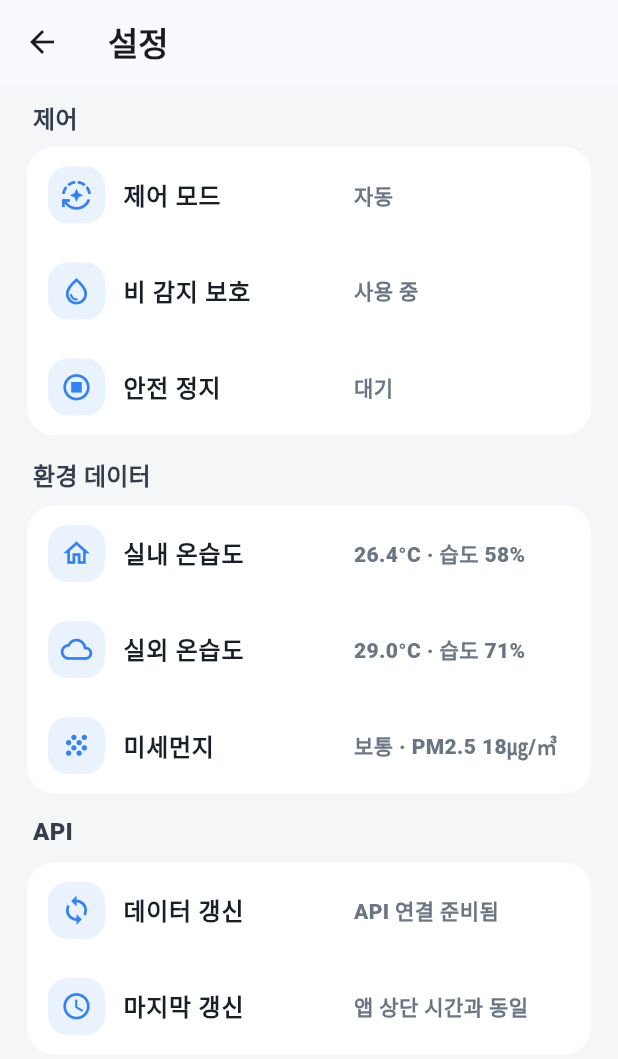
After one commit to nenmen38/2026ESWContest_free_SANGNAMJA, a Flutter app: the screen it shows after launch, after a tap on the "settings" icon, on a phone screen of 412 x 824 dp. The commit adds this screen. Shown: the top 1059 px of the screen. Run offline on Flutter 3.47's test engine with Material 3 defaults, Android fonts, the phone set to English and light mode, and no system bars; our stand-ins replace flutter_blue_plus, permission_handler; missing offline and left inert: esp_provisioning_ble, mqtt_client.

Commit message:
feat: 앱 메인 화면 및 설정 화면 구성

```diff
--- a/software/lib/main.dart
+++ b/software/lib/main.dart
@@ -1,6 +1,8 @@
 import 'dart:math' as math;
 
 import 'package:flutter/material.dart';
+
+import 'screens/settings_page.dart';
 
 void main() {
   runApp(const SmartWindowApp());
@@ -42,6 +44,112 @@ class SmartWindowApp extends StatelessWidget {
   }
 }
 
+class EnvironmentSnapshot {
+  const EnvironmentSnapshot({
+    required this.indoor,
+    required this.outdoor,
+    required this.fineDust,
+    required this.updatedAtLabel,
+  });
+
+  const EnvironmentSnapshot.demo()
+    : indoor = const TemperatureHumidity(
+        temperatureC: 26.4,
+        humidityPercent: 58,
+      ),
+      outdoor = const TemperatureHumidity(
+        temperatureC: 29.0,
+        humidityPercent: 71,
+      ),
+      fineDust = const FineDust(pm25: 18),
+      updatedAtLabel = '오늘 15:20 업데이트';
+
+  final TemperatureHumidity indoor;
+  final TemperatureHumidity outdoor;
+  final FineDust fineDust;
+  final String updatedAtLabel;
+
+  factory EnvironmentSnapshot.fromJson(Map<String, dynamic> json) {
+    final indoorJson = _readMap(json['indoor']);
+    final outdoorJson = _readMap(json['outdoor']);
+    final fineDustJson = _readMap(json['fineDust']);
+
+    return EnvironmentSnapshot(
+      indoor: TemperatureHumidity(
+        temperatureC: _readDouble(indoorJson['temperatureC']),
+        humidityPercent: _readInt(indoorJson['humidityPercent']),
+      ),
+      outdoor: TemperatureHumidity(
+        temperatureC: _readDouble(outdoorJson['temperatureC']),
+        humidityPercent: _readInt(outdoorJson['humidityPercent']),
+      ),
+      fineDust: FineDust(pm25: _readInt(fineDustJson['pm25'])),
+      updatedAtLabel: json['updatedAtLabel'] as String? ?? '방금 업데이트',
+    );
+  }
+
+  static Map<String, dynamic> _readMap(Object? value) {
+    if (value is Map<String, dynamic>) {
+      return value;
+    }
+    return const {};
+  }
+
+  static double _readDouble(Object? value) {
+    if (value is num) {
+      return value.toDouble();
+    }
+    if (value is String) {
+      return double.tryParse(value) ?? 0;
+    }
+    return 0;
+  }
+
+  static int _readInt(Object? value) {
+    if (value is num) {
+      return value.round();
+    }
+    if (value is String) {
+      return int.tryParse(value) ?? 0;
+    }
+    return 0;
+  }
+}
+
+class TemperatureHumidity {
+  const TemperatureHumidity({
+    required this.temperatureC,
+    required this.humidityPercent,
+  });
+
+  final double temperatureC;
+  final int humidityPercent;
+
+  String get temperatureLabel => '${temperatureC.toStringAsFixed(1)}°C';
+  String get humidityLabel => '습도 $humidityPercent%';
+}
+
+class FineDust {
+  const FineDust({required this.pm25});
+
+  final int pm25;
+
+  String get levelLabel {
+    if (pm25 <= 15) {
+      return '좋음';
+    }
+    if (pm25 <= 35) {
+      return '보통';
+    }
+    if (pm25 <= 75) {
+      return '나쁨';
+    }
+    return '매우 나쁨';
+  }
+
+  String get detailLabel => 'PM2.5 $pm25㎍/㎥';
+}
+
 class SmartWindowHome extends StatefulWidget {
   const SmartWindowHome({super.key});
 
@@ -54,6 +162,13 @@ class _SmartWindowHomeState extends State<SmartWindowHome> {
   bool _autoMode = true;
   bool _rainLock = true;
   bool _safetyStop = false;
+  EnvironmentSnapshot _environment = const EnvironmentSnapshot.demo();
+
+  @override
+  void initState() {
+    super.initState();
+    _loadEnvironment();
+  }
 
   bool get _isLocked => _rainLock || _safetyStop;
 
@@ -63,6 +178,22 @@ class _SmartWindowHomeState extends State<SmartWindowHome> {
     }
 
     return 45;
+  }
+
+  Future<void> _loadEnvironment() async {
+    final snapshot = await _fetchEnvironmentSnapshot();
+    if (!mounted) {
+      return;
+    }
+
+    setState(() {
+      _environment = snapshot;
+    });
+  }
+
+  // API 연결 시 이 함수에서 응답을 EnvironmentSnapshot으로 변환하면 됩니다.
+  Future<EnvironmentSnapshot> _fetchEnvironmentSnapshot() {
+    return Future.value(const EnvironmentSnapshot.demo());
   }
 
   void _openWindow() {
@@ -106,6 +237,24 @@ class _SmartWindowHomeState extends State<SmartWindowHome> {
     });
   }
 
+  void _openSettings() {
+    Navigator.of(context).push(
+      MaterialPageRoute<void>(
+        builder: (context) => SettingsPage(
+          controlModeLabel: _autoMode ? '자동' : '수동',
+          rainProtectionLabel: _rainLock ? '사용 중' : '해제',
+          safetyStopLabel: _safetyStop ? '활성' : '대기',
+          indoorEnvironmentLabel:
+              '${_environment.indoor.temperatureLabel} · ${_environment.indoor.humidityLabel}',
+          outdoorEnvironmentLabel:
+              '${_environment.outdoor.temperatureLabel} · ${_environment.outdoor.humidityLabel}',
+          fineDustLabel:
+              '${_environment.fineDust.levelLabel} · ${_environment.fineDust.detailLabel}',
+        ),
+      ),
+    );
+  }
+
   @override
   Widget build(BuildContext context) {
     return Scaffold(
@@ -128,7 +277,9 @@ class _SmartWindowHomeState extends State<SmartWindowHome> {
                         _AppHeader(
                           isLocked: _isLocked,
                           autoMode: _autoMode,
+                          updatedAtLabel: _environment.updatedAtLabel,
                           onAutoTap: _toggleAutoMode,
+                          onSettingsTap: _openSettings,
                         ),
                         const SizedBox(height: 14),
                         Expanded(
@@ -150,6 +301,7 @@ class _SmartWindowHomeState extends State<SmartWindowHome> {
                         Expanded(
                           flex: 28,
                           child: _EnvironmentPanel(
+                            environment: _environment,
                             rainLock: _rainLock,
                             onRainTap: _toggleRainLock,
                           ),
@@ -173,12 +325,16 @@ class _AppHeader extends StatelessWidget {
   const _AppHeader({
     required this.isLocked,
     required this.autoMode,
+    required this.updatedAtLabel,
     required this.onAutoTap,
+    required this.onSettingsTap,
   });
 
   final bool isLocked;
   final bool autoMode;
+  final String updatedAtLabel;
   final VoidCallback onAutoTap;
+  final VoidCallback onSettingsTap;
 
   @override
   Widget build(BuildContext context) {
@@ -199,7 +355,7 @@ class _AppHeader extends StatelessWidget {
               ),
               const SizedBox(height: 2),
               Text(
-                '오늘 15:20 업데이트',
+                updatedAtLabel,
                 style: Theme.of(context).textTheme.bodySmall?.copyWith(
                   color: const Color(0xFF8B95A1),
                   fontWeight: FontWeight.w600,
@@ -220,7 +376,45 @@ class _AppHeader extends StatelessWidget {
           label: isLocked ? '보호' : '정상',
           color: statusColor,
         ),
+        const SizedBox(width: 8),
+        _IconCircleButton(
+          icon: Icons.settings_outlined,
+          onTap: onSettingsTap,
+          tooltip: '설정',
+        ),
       ],
+    );
+  }
+}
+
+class _IconCircleButton extends StatelessWidget {
+  const _IconCircleButton({
+    required this.icon,
+    required this.onTap,
+    required this.tooltip,
+  });
+
+  final IconData icon;
+  final VoidCallback onTap;
+  final String tooltip;
+
+  @override
+  Widget build(BuildContext context) {
+    return Tooltip(
+      message: tooltip,
+      child: InkWell(
+        onTap: onTap,
+        borderRadius: BorderRadius.circular(999),
+        child: Container(
+          width: 38,
+          height: 38,
+          decoration: BoxDecoration(
+            color: Colors.white,
+            borderRadius: BorderRadius.circular(999),
+          ),
+          child: Icon(icon, size: 21, color: const Color(0xFF4E5968)),
+        ),
+      ),
     );
   }
 }
@@ -592,8 +786,13 @@ class _ActionButton extends StatelessWidget {
 }
 
 class _EnvironmentPanel extends StatelessWidget {
-  const _EnvironmentPanel({required this.rainLock, required this.onRainTap});
+  const _EnvironmentPanel({
+    required this.environment,
+    required this.rainLock,
+    required this.onRainTap,
+  });
 
+  final EnvironmentSnapshot environment;
   final bool rainLock;
   final VoidCallback onRainTap;
 
@@ -608,8 +807,8 @@ class _EnvironmentPanel extends StatelessWidget {
                 child: _InfoCard(
                   icon: Icons.home_outlined,
                   title: '실내',
-                  value: '26.4°C',
-                  detail: '습도 58%',
+                  value: environment.indoor.temperatureLabel,
+                  detail: environment.indoor.humidityLabel,
                   color: const Color(0xFF3182F6),
                 ),
               ),
@@ -618,8 +817,10 @@ class _EnvironmentPanel extends StatelessWidget {
                 child: _InfoCard(
                   icon: Icons.cloud_outlined,
                   title: '실외',
-                  value: '29.0°C',
-                  detail: rainLock ? '습도 71% · 비' : '습도 71%',
+                  value: environment.outdoor.temperatureLabel,
+                  detail: rainLock
+                      ? '${environment.outdoor.humidityLabel} · 비'
+                      : environment.outdoor.humidityLabel,
                   color: const Color(0xFFFF8A00),
                   onTap: onRainTap,
                 ),
@@ -645,8 +846,8 @@ class _EnvironmentPanel extends StatelessWidget {
                 child: _InfoCard(
                   icon: Icons.grain,
                   title: '미세먼지',
-                  value: '보통',
-                  detail: 'PM2.5 18㎍/㎥',
+                  value: environment.fineDust.levelLabel,
+                  detail: environment.fineDust.detailLabel,
                   color: const Color(0xFF6B7684),
                 ),
               ),
--- /dev/null
+++ b/software/lib/screens/settings_page.dart
@@ -0,0 +1,191 @@
+import 'package:flutter/material.dart';
+
+class SettingsPage extends StatelessWidget {
+  const SettingsPage({
+    super.key,
+    required this.controlModeLabel,
+    required this.rainProtectionLabel,
+    required this.safetyStopLabel,
+    required this.indoorEnvironmentLabel,
+    required this.outdoorEnvironmentLabel,
+    required this.fineDustLabel,
+  });
+
+  final String controlModeLabel;
+  final String rainProtectionLabel;
+  final String safetyStopLabel;
+  final String indoorEnvironmentLabel;
+  final String outdoorEnvironmentLabel;
+  final String fineDustLabel;
+
+  @override
+  Widget build(BuildContext context) {
+    return Scaffold(
+      backgroundColor: const Color(0xFFF4F6F8),
+      appBar: AppBar(
+        title: const Text('설정', style: TextStyle(fontWeight: FontWeight.w900)),
+      ),
+      body: SafeArea(
+        child: Center(
+          child: ConstrainedBox(
+            constraints: const BoxConstraints(maxWidth: 430),
+            child: ListView(
+              padding: const EdgeInsets.fromLTRB(18, 10, 18, 24),
+              children: [
+                _SettingsSection(
+                  title: '제어',
+                  children: [
+                    _SettingsTile(
+                      icon: controlModeLabel == '자동'
+                          ? Icons.auto_mode
+                          : Icons.touch_app_outlined,
+                      title: '제어 모드',
+                      value: controlModeLabel,
+                    ),
+                    _SettingsTile(
+                      icon: Icons.water_drop_outlined,
+                      title: '비 감지 보호',
+                      value: rainProtectionLabel,
+                    ),
+                    _SettingsTile(
+                      icon: Icons.stop_circle_outlined,
+                      title: '안전 정지',
+                      value: safetyStopLabel,
+                    ),
+                  ],
+                ),
+                const SizedBox(height: 14),
+                _SettingsSection(
+                  title: '환경 데이터',
+                  children: [
+                    _SettingsTile(
+                      icon: Icons.home_outlined,
+                      title: '실내 온습도',
+                      value: indoorEnvironmentLabel,
+                    ),
+                    _SettingsTile(
+                      icon: Icons.cloud_outlined,
+                      title: '실외 온습도',
+                      value: outdoorEnvironmentLabel,
+                    ),
+                    _SettingsTile(
+                      icon: Icons.grain,
+                      title: '미세먼지',
+                      value: fineDustLabel,
+                    ),
+                  ],
+                ),
+                const SizedBox(height: 14),
+                const _SettingsSection(
+                  title: 'API',
+                  children: [
+                    _SettingsTile(
+                      icon: Icons.sync_outlined,
+                      title: '데이터 갱신',
+                      value: 'API 연결 준비됨',
+                    ),
+                    _SettingsTile(
+                      icon: Icons.schedule_outlined,
+                      title: '마지막 갱신',
+                      value: '앱 상단 시간과 동일',
+                    ),
+                  ],
+                ),
+              ],
+            ),
+          ),
+        ),
+      ),
+    );
+  }
+}
+
+class _SettingsSection extends StatelessWidget {
+  const _SettingsSection({required this.title, required this.children});
+
+  final String title;
+  final List<Widget> children;
+
+  @override
+  Widget build(BuildContext context) {
+    return Column(
+      crossAxisAlignment: CrossAxisAlignment.stretch,
+      children: [
+        Padding(
+          padding: const EdgeInsets.only(left: 4, bottom: 8),
+          child: Text(
+            title,
+            style: Theme.of(context).textTheme.titleMedium?.copyWith(
+              color: const Color(0xFF333D4B),
+              fontWeight: FontWeight.w900,
+            ),
+          ),
+        ),
+        Container(
+          decoration: BoxDecoration(
+            color: Colors.white,
+            borderRadius: BorderRadius.circular(18),
+          ),
+          child: Column(children: children),
+        ),
+      ],
+    );
+  }
+}
+
+class _SettingsTile extends StatelessWidget {
+  const _SettingsTile({
+    required this.icon,
+    required this.title,
+    required this.value,
+  });
+
+  final IconData icon;
+  final String title;
+  final String value;
+
+  @override
+  Widget build(BuildContext context) {
+    return Padding(
+      padding: const EdgeInsets.symmetric(horizontal: 14, vertical: 13),
+      child: Row(
+        children: [
+          Container(
+            width: 38,
+            height: 38,
+            decoration: BoxDecoration(
+              color: const Color(0xFF3182F6).withValues(alpha: 0.10),
+              borderRadius: BorderRadius.circular(13),
+            ),
+            child: Icon(icon, color: const Color(0xFF3182F6), size: 21),
+          ),
+          const SizedBox(width: 12),
+          Expanded(
+            child: Text(
+              title,
+              maxLines: 1,
+              overflow: TextOverflow.ellipsis,
+              style: Theme.of(context).textTheme.bodyLarge?.copyWith(
+                color: const Color(0xFF191F28),
+                fontWeight: FontWeight.w800,
+              ),
+            ),
+          ),
+          const SizedBox(width: 10),
+          Flexible(
+            child: Text(
+              value,
+              maxLines: 1,
+              overflow: TextOverflow.ellipsis,
+              textAlign: TextAlign.right,
+              style: Theme.of(context).textTheme.bodyMedium?.copyWith(
+                color: const Color(0xFF6B7684),
+                fontWeight: FontWeight.w800,
+              ),
+            ),
+          ),
+        ],
+      ),
+    );
+  }
+}
```
Also changed, not shown: 3 other files.
